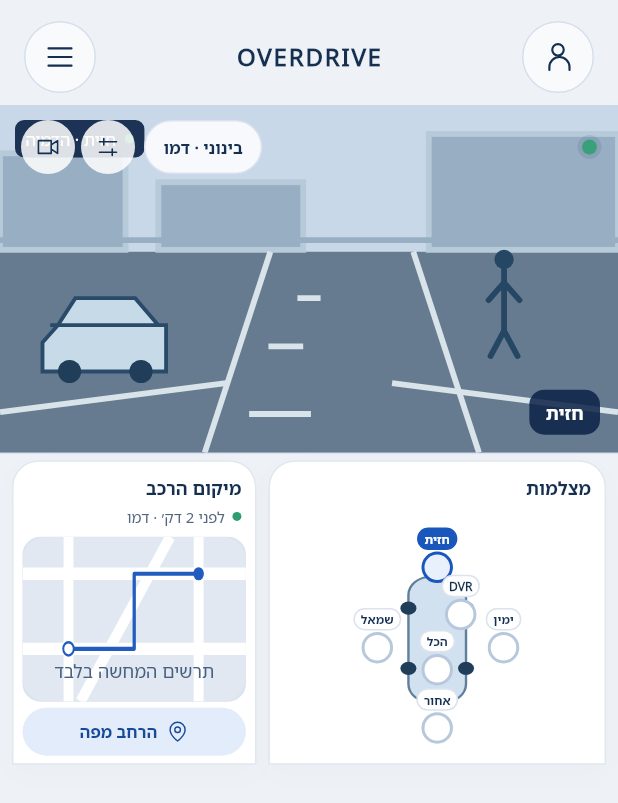
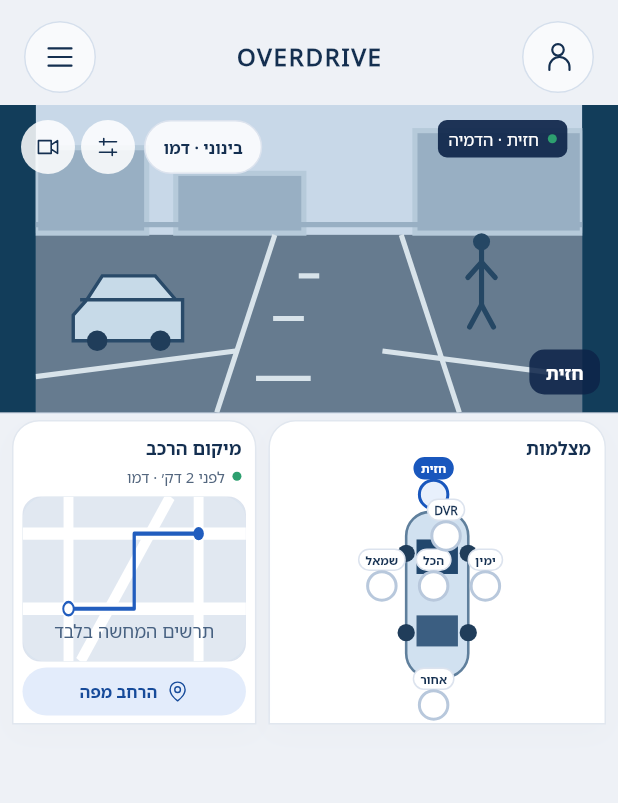
Before and after one commit to HTTPS1121/overdrive-companion, a Flutter app: the CameraScreen widget shown alone on an empty page, opened directly, on a phone screen of 412 x 824 dp. Shown: the top 803 px of the screen. Run offline on Flutter 3.47's test engine with Material 3 defaults, Android fonts, the phone set to English and light mode, and no system bars; our stand-ins replace flutter_riverpod, path_drawing.

Commit message:
fix(ui): 3.0.7 live badge, stage bands, filter chevrons, cam diagram
Stage 205dp with letterboxed 16:9 scene on #123d5a.
Live overlay top-end with dot; filter ‹ chevrons; clipped type tabs.
Scale camera selector to HTML 60×126 layout.

Co-authored-by: Zalman <HTTPS1121@users.noreply.github.com>

```diff
--- a/lib/illustrations/od_illustrations.dart
+++ b/lib/illustrations/od_illustrations.dart
@@ -107,10 +107,10 @@ class OdSceneView extends StatelessWidget {
             fit: StackFit.expand,
             children: [
               const CustomPaint(painter: _ScenePainter()),
-              if (overlay == OdSceneOverlay.liveTopStart)
+              if (overlay == OdSceneOverlay.liveTopEnd)
                 Positioned(
                   top: 10,
-                  left: 10,
+                  right: 10,
                   child: _SceneBadge(label: '$label · הדמיה', showLiveDot: true),
                 )
               else if (overlay == OdSceneOverlay.standardTopEnd || overlay == OdSceneOverlay.thumbnailTopEnd)
@@ -127,7 +127,7 @@ class OdSceneView extends StatelessWidget {
   }
 }
 
-enum OdSceneOverlay { none, standardTopEnd, thumbnailTopEnd, liveTopStart }
+enum OdSceneOverlay { none, standardTopEnd, thumbnailTopEnd, liveTopEnd }
 
 class _SceneBadge extends StatelessWidget {
   const _SceneBadge({required this.label, this.showLiveDot = false});
@@ -347,6 +347,11 @@ class _CarTopPainter extends CustomPainter {
         ..style = PaintingStyle.stroke
         ..strokeWidth = 1.5,
     );
+    canvas.drawRect(const Rect.fromLTWH(18, 34, 24, 20), Paint()..color = const Color(0xFF21476D));
+    canvas.drawRect(
+      const Rect.fromLTWH(18, 78, 24, 18),
+      Paint()..color = const Color(0xFF21476D).withValues(alpha: 0.85),
+    );
     for (final o in [const Offset(12, 42), const Offset(48, 42), const Offset(12, 88), const Offset(48, 88)]) {
       canvas.drawCircle(o, 5, Paint()..color = const Color(0xFF203D5A));
     }
--- a/lib/ui/screens/camera_screen.dart
+++ b/lib/ui/screens/camera_screen.dart
@@ -13,8 +13,6 @@ class CameraScreen extends ConsumerWidget {
 
   @override
   Widget build(BuildContext context, WidgetRef ref) {
-    final ctrl = ref.watch(demoAppControllerProvider);
-    final label = ctrl.camModeAll ? 'כל המצלמות' : DemoAppController.cams[ctrl.camSel];
     return ColoredBox(
       color: OdColors.bg,
       child: Column(
@@ -24,24 +22,17 @@ class CameraScreen extends ConsumerWidget {
             child: OdTopBar(),
           ),
           Expanded(
-            child: LayoutBuilder(
-              builder: (context, constraints) {
-                final w = MediaQuery.sizeOf(context).width;
-                final idealStage = w * 9 / 16;
-                final stageH = idealStage.clamp(180.0, constraints.maxHeight - 220);
-                return Column(
+            child: Column(
               children: [
-                    SizedBox(
-                      height: stageH,
-                      child: _CameraStage(label: label, ctrl: ctrl),
+                const SizedBox(
+                  height: 205,
+                  child: _CameraStage(),
                 ),
                 const SizedBox(
                   height: 220,
                   child: _LiveUtilityRail(),
                 ),
               ],
-                );
-              },
             ),
           ),
         ],
@@ -50,25 +41,27 @@ class CameraScreen extends ConsumerWidget {
   }
 }
 
-class _CameraStage extends StatelessWidget {
-  const _CameraStage({required this.label, required this.ctrl});
-
-  final String label;
-  final DemoAppController ctrl;
+class _CameraStage extends ConsumerWidget {
+  const _CameraStage();
 
   @override
-  Widget build(BuildContext context) {
+  Widget build(BuildContext context, WidgetRef ref) {
+    final ctrl = ref.watch(demoAppControllerProvider);
+    final label = ctrl.camModeAll ? 'כל המצלמות' : DemoAppController.cams[ctrl.camSel];
     return ColoredBox(
       color: const Color(0xFF0E2238),
       child: Stack(
         fit: StackFit.expand,
         children: [
-          Positioned.fill(
+          const ColoredBox(color: Color(0xFF123D5A)),
+          Center(
+            child: AspectRatio(
+              aspectRatio: 16 / 9,
               child: OdSceneView(
                 label: label,
                 height: double.infinity,
-              backdrop: const Color(0xFF123D5A),
-              overlay: OdSceneOverlay.liveTopStart,
+                overlay: OdSceneOverlay.liveTopEnd,
+              ),
             ),
           ),
           Positioned(
@@ -77,7 +70,6 @@ class _CameraStage extends StatelessWidget {
             right: 14,
             child: Row(
               children: [
-                const _ConnDot(),
                 const Spacer(),
                 Container(
                   padding: const EdgeInsets.symmetric(horizontal: 12),
@@ -185,10 +177,9 @@ class _CameraSelectorCard extends StatelessWidget {
             child: Text('מצלמות', style: odBody(12, FontWeight.w600)),
           ),
           const Expanded(
-            child: ClipRect(
-              child: Center(
+            child: Padding(
+              padding: EdgeInsets.fromLTRB(4, 0, 4, 8),
               child: OdCameraSelectorDiagram(),
-              ),
             ),
           ),
         ],
--- a/lib/ui/screens/recordings_screen.dart
+++ b/lib/ui/screens/recordings_screen.dart
@@ -224,17 +224,15 @@ class _TypeTabs extends ConsumerWidget {
       ('proximity', 'קרבה'),
       ('replay', 'הילוכים חוזרים'),
     ];
-    return Container(
+    return ClipRRect(
+      borderRadius: BorderRadius.circular(99),
+      child: DecoratedBox(
+        decoration: const BoxDecoration(color: Color(0xFFDFE6F0)),
+        child: Padding(
           padding: const EdgeInsets.all(3),
-      decoration: BoxDecoration(
-        color: const Color(0xFFDFE6F0),
-        borderRadius: BorderRadius.circular(99),
-      ),
-      child: ScrollConfiguration(
-        behavior: ScrollConfiguration.of(context).copyWith(scrollbars: true),
           child: SingleChildScrollView(
             scrollDirection: Axis.horizontal,
-          clipBehavior: Clip.none,
+            clipBehavior: Clip.hardEdge,
             child: Row(
               children: [
                 for (final t in tabs)
@@ -244,6 +242,7 @@ class _TypeTabs extends ConsumerWidget {
                     onTap: () => ref.read(demoAppControllerProvider).setRecFilter('type', t.$1),
                   ),
               ],
+            ),
           ),
         ),
       ),
--- a/lib/ui/widgets/od_camera_hotspots.dart
+++ b/lib/ui/widgets/od_camera_hotspots.dart
@@ -6,45 +6,109 @@ import '../../design/od_fonts.dart';
 import '../../illustrations/od_illustrations.dart';
 import '../../state/demo_app_controller.dart';
 
-/// Car-diagram camera hotspots from `overdrive-chosen.html`.
+/// Car diagram + hotspots from `overdrive-chosen.html` (60×126 car, 32px hotspots).
 class OdCameraSelectorDiagram extends ConsumerWidget {
   const OdCameraSelectorDiagram({super.key});
+
+  static const _carW = 60.0;
+  static const _carH = 126.0;
 
   @override
   Widget build(BuildContext context, WidgetRef ref) {
     final ctrl = ref.watch(demoAppControllerProvider);
-    return FittedBox(
-      fit: BoxFit.scaleDown,
+    return LayoutBuilder(
+      builder: (context, constraints) {
+        final gutters = 30.0;
+        final scale = ((constraints.maxHeight - gutters) / (_carH + 12)).clamp(1.15, 2.6);
+        final carW = _carW * scale;
+        final carH = _carH * scale;
+        final padX = 32 * scale;
+        final boxW = carW + padX * 2;
+        final boxH = carH + 12 * scale;
+        final left = padX;
+
+        return Center(
           child: SizedBox(
-        width: 108,
-        height: 142,
+            width: boxW,
+            height: boxH,
             child: Stack(
-          clipBehavior: Clip.hardEdge,
-          alignment: Alignment.center,
+              clipBehavior: Clip.none,
               children: [
-            const Positioned(
-              top: 16,
-              left: 22,
-              right: 22,
-              bottom: 16,
-              child: OdCarTopDown(),
+                Positioned(
+                  left: left,
+                  top: 6 * scale,
+                  width: carW,
+                  height: carH,
+                  child: const OdCarTopDown(),
                 ),
-            _spot(ref, ctrl, 1, 'חזית', const Alignment(0, -1.02)),
-            _spot(ref, ctrl, 3, 'אחור', const Alignment(0, 1.02)),
-            _spot(ref, ctrl, 4, 'שמאל', const Alignment(-1.05, 0)),
-            _spot(ref, ctrl, 2, 'ימין', const Alignment(1.05, 0)),
-            _spot(ref, ctrl, 0, 'הכל', const Alignment(0, 0.28)),
-            _spot(ref, ctrl, 6, 'DVR', const Alignment(0.38, -0.42)),
+                _hotspot(
+                  ref,
+                  ctrl,
+                  1,
+                  'חזית',
+                  left + carW / 2 - 16 * scale,
+                  0,
+                ),
+                _hotspot(
+                  ref,
+                  ctrl,
+                  3,
+                  'אחור',
+                  left + carW / 2 - 16 * scale,
+                  6 * scale + carH - 10 * scale,
+                ),
+                _hotspot(
+                  ref,
+                  ctrl,
+                  4,
+                  'שמאל',
+                  left - 16 * scale,
+                  6 * scale + carH / 2 - 16 * scale,
+                ),
+                _hotspot(
+                  ref,
+                  ctrl,
+                  2,
+                  'ימין',
+                  left + carW - 16 * scale,
+                  6 * scale + carH / 2 - 16 * scale,
+                ),
+                _hotspot(
+                  ref,
+                  ctrl,
+                  0,
+                  'הכל',
+                  left + carW / 2 - 16 * scale,
+                  6 * scale + carH / 2 - 16 * scale,
+                ),
+                _hotspot(
+                  ref,
+                  ctrl,
+                  6,
+                  'DVR',
+                  left + carW * 0.62 - 16 * scale,
+                  6 * scale + 18 * scale,
+                ),
               ],
             ),
           ),
         );
+      },
+    );
   }
 
-  Widget _spot(WidgetRef ref, DemoAppController ctrl, int id, String label, Alignment align) {
+  Widget _hotspot(
+    WidgetRef ref,
+    DemoAppController ctrl,
+    int id,
+    String label,
+    double x,
+    double y,
+  ) {
     final active = ctrl.odCamHotspotActive(id);
-    return Align(
-      alignment: align,
+    return Positioned(
+      left: x,
+      top: y,
       child: _HotspotDot(
         label: label,
         active: active,
@@ -74,10 +138,16 @@ class _HotspotDot extends StatelessWidget {
     );
     return GestureDetector(
       onTap: onTap,
-      child: Column(
-        mainAxisSize: MainAxisSize.min,
+      child: SizedBox(
+        width: 32,
+        height: 32,
+        child: Stack(
+          clipBehavior: Clip.none,
+          alignment: Alignment.center,
           children: [
-          Container(
+            Positioned(
+              bottom: 26,
+              child: Container(
                 padding: const EdgeInsets.symmetric(horizontal: 4, vertical: 1),
                 decoration: BoxDecoration(
                   color: active ? OdColors.blue : Colors.white,
@@ -86,7 +156,7 @@ class _HotspotDot extends StatelessWidget {
                 ),
                 child: Text(label, style: labelStyle),
               ),
-          const SizedBox(height: 1),
+            ),
             Container(
               width: 21,
               height: 21,
@@ -98,6 +168,7 @@ class _HotspotDot extends StatelessWidget {
             ),
           ],
         ),
+      ),
     );
   }
 }
--- a/lib/ui/widgets/recordings_filters.dart
+++ b/lib/ui/widgets/recordings_filters.dart
@@ -3,7 +3,7 @@ import 'package:flutter/material.dart';
 import '../../demo/demo_models.dart';
 import '../../design/od_design.dart';
 
-/// HTML `.filter-tab.active::before` / `.filter-chip.active::before` chevron.
+/// HTML `.filter-tab.active::before` — chevron glyph before label (‹), not a checkmark.
 class OdFilterActiveChevron extends StatelessWidget {
   const OdFilterActiveChevron({super.key, required this.color});
 
@@ -13,18 +13,9 @@ class OdFilterActiveChevron extends StatelessWidget {
   Widget build(BuildContext context) {
     return Padding(
       padding: const EdgeInsetsDirectional.only(end: 6),
-      child: Transform.rotate(
-        angle: -0.785398,
-        child: Container(
-          width: 8,
-          height: 4,
-          decoration: BoxDecoration(
-            border: Border(
-              bottom: BorderSide(color: color, width: 2),
-              left: BorderSide(color: color, width: 2),
-            ),
-          ),
-        ),
+      child: Text(
+        '‹',
+        style: TextStyle(fontSize: 15, fontWeight: FontWeight.w700, color: color, height: 1),
       ),
     );
   }
--- a/pubspec.yaml
+++ b/pubspec.yaml
@@ -1,7 +1,7 @@
 name: overdrive_companion
 description: Overdrive Companion — design rebuild v1 (demo data, Hebrew RTL).
 publish_to: "none"
-version: 3.0.6+36
+version: 3.0.7+37
 
 environment:
   sdk: ^3.13.0
```
Also changed, not shown: 2 other files. Lines whose indentation alone changed are shown as unchanged.
